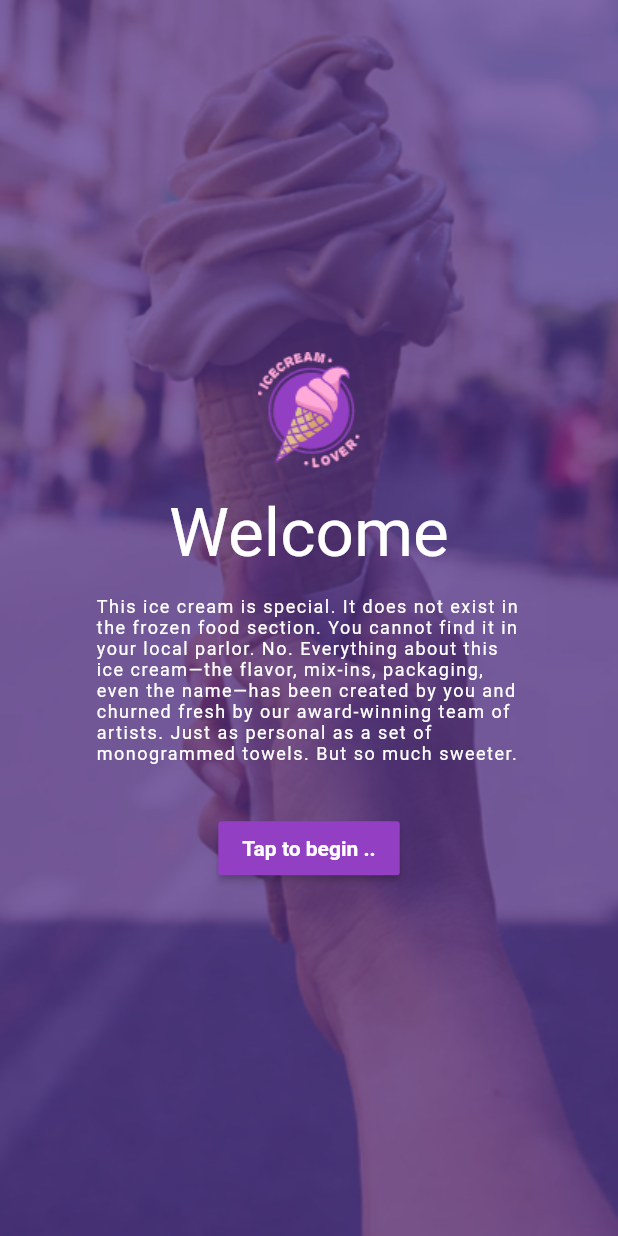
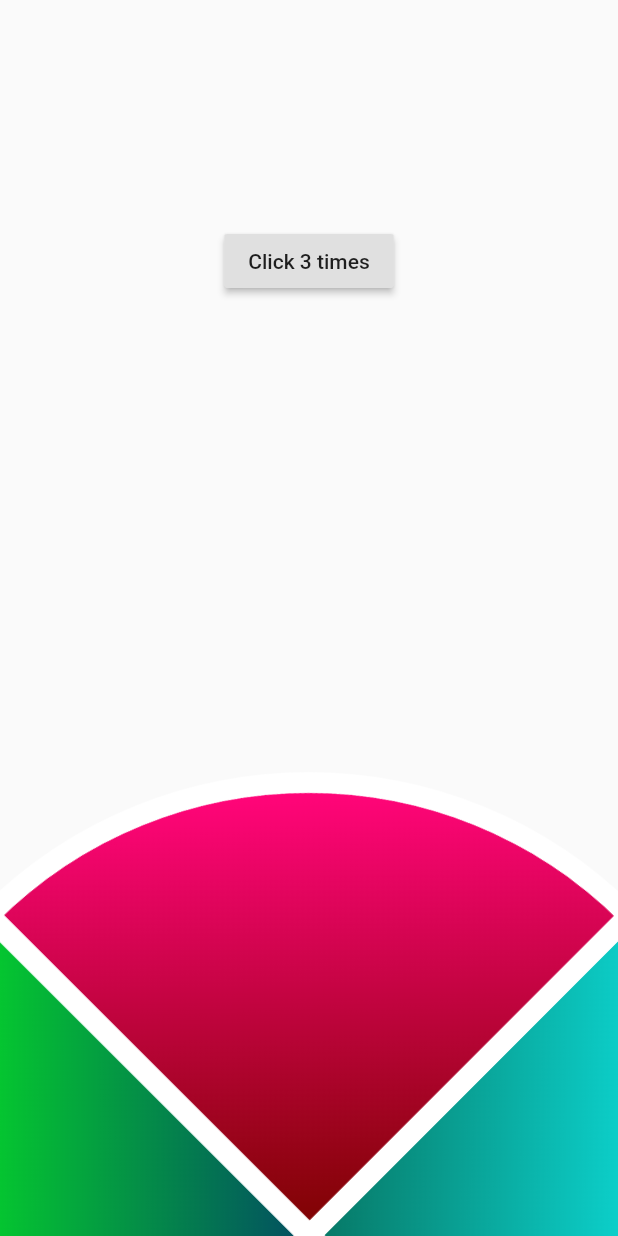
Before and after one commit to Reekoooo/IceCream, a Flutter app: the screen it shows after launch, after a tap on "Tap to begin ..", on a phone screen of 412 x 824 dp. Run offline on Flutter 3.47's test engine with Material 2 defaults, Android fonts, the phone set to English and light mode, and no system bars.

Commit message:
Animation demo

```diff
--- a/lib/assets/assets_provider.dart
+++ b/lib/assets/assets_provider.dart
@@ -3,7 +3,10 @@ import 'package:flutter/material.dart';
 class AssetsProvider extends InheritedWidget{
   AssetsProvider({Key key,Widget child}):super(key: key,child: child);
 
-  final Image logo = Image.asset('assets/logo.png');
+  final Color backgroundColor = Color(0xff6C179D);
+
+  final Image logo = Image.asset('assets/logo.png',);
+  final Image menu = Image.asset('assets/menu.png',fit: BoxFit.cover,);
 
 
   static AssetsProvider of(BuildContext context){
--- a/lib/main.dart
+++ b/lib/main.dart
@@ -14,7 +14,6 @@ class MyApp extends StatelessWidget {
       child: MaterialApp(
         title: 'Flutter Demo',
         theme: ThemeData(
-
           primarySwatch: Colors.blue,
         ),
         home: Screen1() ,
--- /dev/null
+++ b/lib/routes_transitions/disolve_route.dart
@@ -0,0 +1,25 @@
+import 'package:flutter/material.dart';
+
+class DissolveRoute extends PageRouteBuilder {
+  final Widget page;
+
+  DissolveRoute({this.page})
+      : super(
+          pageBuilder: (
+            BuildContext context,
+            Animation<double> animation,
+            Animation<double> secondaryAnimation,
+          ) =>
+              page,
+          transitionsBuilder: (
+            BuildContext context,
+            Animation<double> animation,
+            Animation<double> secondaryAnimation,
+            Widget child,
+          ) =>
+              FadeTransition(
+            opacity: animation,
+            child: child,
+          ),
+        );
+}
--- /dev/null
+++ b/lib/screens/home_screen.dart
@@ -0,0 +1,234 @@
+import 'package:flutter/material.dart';
+import 'package:flutter_ice_cream/assets/assets_provider.dart';
+
+class HomeScreen extends StatefulWidget {
+  @override
+  _HomeScreenState createState() => _HomeScreenState();
+}
+
+class _HomeScreenState extends State<HomeScreen> with TickerProviderStateMixin {
+  Size screenSize;
+  bool _isButtonVisible = true;
+
+  AnimationController _animationController;
+  AnimationController _menuLeavingController;
+  Animation<double> _rotationAnimation;
+  double _currentRotation = 0.0;
+  static const double _incrementalRotation = -0.25;
+
+  @override
+  void initState() {
+    super.initState();
+
+    _animationController = AnimationController(
+      vsync: this,
+      duration: Duration(milliseconds: 200),
+    );
+    _menuLeavingController =
+        AnimationController(vsync: this, duration: Duration(seconds: 5))
+          ..addListener(() {
+            print(_menuLeavingController.value);
+            setState(() {});
+          });
+
+    _rotationAnimation = Tween(begin: 0.0, end: 0.25).animate(
+      CurvedAnimation(parent: _animationController, curve: Curves.decelerate),
+    )..addListener(() {
+        if (_rotationAnimation.value == -0.75) {
+          print("1 Rotation finished");
+          _isButtonVisible = false;
+          _menuLeavingController.forward();
+        }
+      });
+  }
+
+  @override
+  void dispose() {
+    _animationController.dispose();
+    super.dispose();
+  }
+
+  @override
+  Widget build(BuildContext context) {
+    screenSize = MediaQuery.of(context).size;
+    print(screenSize.height);
+    return Scaffold(
+      body: Stack(
+        fit: StackFit.expand,
+        children: <Widget>[
+          Column(
+            mainAxisAlignment: MainAxisAlignment.start,
+            crossAxisAlignment: CrossAxisAlignment.center,
+            children: <Widget>[
+              Padding(
+                padding: const EdgeInsets.only(top: 150.0),
+                child: _isButtonVisible
+                    ? RaisedButton(
+                        child: Text("Click 3 times"),
+                        onPressed: _rotateToNext,
+                      )
+                    : Container(),
+              ),
+            ],
+          ),
+          new MenuWheel(
+            screenSize: screenSize,
+            rotationAnimation: _rotationAnimation,
+            controller: _menuLeavingController,
+          ),
+        ],
+      ),
+    );
+  }
+
+  void _rotateToNext() {
+    final double _endRotation = _currentRotation + _incrementalRotation;
+    setState(() {
+      _rotationAnimation =
+          Tween(begin: _currentRotation, end: _endRotation).animate(
+        CurvedAnimation(parent: _animationController, curve: Curves.decelerate),
+      );
+    });
+
+    _currentRotation = _endRotation;
+    print(_currentRotation);
+    _animationController.forward(from: 0.0);
+  }
+}
+
+class MenuWheel extends StatelessWidget {
+  MenuWheel(
+      {Key key,
+      @required this.screenSize,
+      @required Animation<double> rotationAnimation,
+      @required this.controller})
+      : _incrementalRotationAnimation = rotationAnimation,
+        _menuTranslationAnimation = Tween<double>(begin: screenSize.height / 2, end: 0.0).animate(
+          CurvedAnimation(
+            parent: controller,
+            curve: Interval(0.0, 0.1, curve: Curves.ease),
+          ),
+        ),
+        _scaleDownAnimation = Tween<double>(begin: 1.5, end: 1.0).animate(
+          CurvedAnimation(
+              parent: controller,
+              curve: Interval(0.2, 0.3, curve: Curves.decelerate)),
+        ),
+        _rotationAnimation =
+            Tween<double>(begin: 3.14 / 4, end: 3.14 * 8 + 3.14 / 4).animate(
+          CurvedAnimation(
+              parent: controller,
+              curve: Interval(0.4, 0.6, curve: Curves.linear)),
+        ),
+        _menuFadeOutAnimation = Tween(begin: 1.0, end: 0.0).animate(
+            CurvedAnimation(
+                parent: controller,
+                curve: Interval(0.6, 0.7, curve: Curves.easeIn))),
+        _circularReveal = Tween<double>(begin: 0.0, end: screenSize.height)
+            .animate(CurvedAnimation(
+                parent: controller, curve: Interval(0.65, 0.7))),
+        _circleFadeInAnimation = Tween(begin: 0.0, end: 1.0).animate(
+            CurvedAnimation(
+                parent: controller,
+                curve: Interval(0.65, 0.7, curve: Curves.easeIn))),
+        _textOpacityAnimation = Tween(begin: 0.0, end: 1.0).animate(
+            CurvedAnimation(
+                parent: controller,
+                curve: Interval(0.75, 1.0, curve: Curves.easeIn))),
+        super(key: key);
+
+  final Animation<double> controller;
+  final Size screenSize;
+  final Animation<double> _incrementalRotationAnimation;
+  final Animation<double> _scaleDownAnimation;
+  final Animation<double> _rotationAnimation;
+  final Animation<double> _menuFadeOutAnimation;
+  final Animation<double> _circularReveal;
+  final Animation<double> _circleFadeInAnimation;
+  final Animation<double> _textOpacityAnimation;
+
+  final Animation<double> _menuTranslationAnimation;
+
+  @override
+  Widget build(BuildContext context) {
+    return Stack(
+      children: <Widget>[
+        Center(
+          child: Opacity(
+            opacity: _circleFadeInAnimation.value,
+            child: Container(
+              child: CustomPaint(
+                painter: DrawCircle(
+                  context: context,
+                  color: AssetsProvider.of(context).backgroundColor,
+                  radius: _circularReveal.value,
+                ),
+              ),
+            ),
+          ),
+        ),
+        Opacity(
+          opacity: _textOpacityAnimation.value,
+          child: Center(
+            child: Padding(
+              padding: const EdgeInsets.only(left:16.0),
+              child: Text(
+                "You are Awesome ..! ",
+                style: TextStyle(fontSize: 50, color: Colors.white54),
+              ),
+            ),
+          ),
+        ),
+        FadeTransition(
+          opacity: _menuFadeOutAnimation,
+          child: Transform.translate(
+            offset: Offset(0.0, _menuTranslationAnimation.value),
+            child: Transform.rotate(
+              angle: _rotationAnimation.value,
+              alignment: FractionalOffset.center,
+              child: Transform.scale(
+                scale: _scaleDownAnimation.value,
+                alignment: FractionalOffset.center,
+                child: Center(
+                  child: RotationTransition(
+                      turns: _incrementalRotationAnimation,
+                      child: AssetsProvider.of(context).menu),
+                ),
+              ),
+            ),
+          ),
+        ),
+      ],
+    );
+  }
+}
+
+class DrawCircle extends CustomPainter {
+  final BuildContext context;
+  final Offset center;
+
+  final double radius;
+  final Color color;
+  Paint _paint;
+
+  DrawCircle(
+      {@required this.context,
+      this.center = Offset.zero,
+      this.radius = 100.0,
+      this.color = Colors.red}) {
+    _paint = Paint()
+      ..color = color
+      ..strokeWidth = 10.0
+      ..style = PaintingStyle.fill;
+  }
+
+  @override
+  void paint(Canvas canvas, Size size) {
+    canvas.drawCircle(center, radius, _paint);
+  }
+
+  @override
+  bool shouldRepaint(CustomPainter oldDelegate) {
+    return false;
+  }
+}
--- a/lib/screens/screen_1.dart
+++ b/lib/screens/screen_1.dart
@@ -1,5 +1,8 @@
 import 'package:flutter/material.dart';
 import 'package:flutter_ice_cream/assets/assets_provider.dart';
+import 'package:flutter_ice_cream/routes_transitions/disolve_route.dart';
+
+import 'home_screen.dart';
 
 const String _display = 'Welcome';
 const String _body =
@@ -53,7 +56,11 @@ class Screen1 extends StatelessWidget {
             RaisedButton(
               color: _buttonColor,
               child: Text(_buttonText,style: newTextTheme.body1.copyWith(fontWeight: FontWeight.bold),),
-              onPressed: () {},
+              onPressed: () {
+                Navigator.of(context).push(DissolveRoute(
+                  page: HomeScreen(),
+                ));
+              },
             ),
           ],
         ),
```
Also changed, not shown: pubspec.yaml (+7 -6 lines), assets/2.0x/menu.png (added), assets/3.0x/menu.png (added), assets/menu.png (added).
